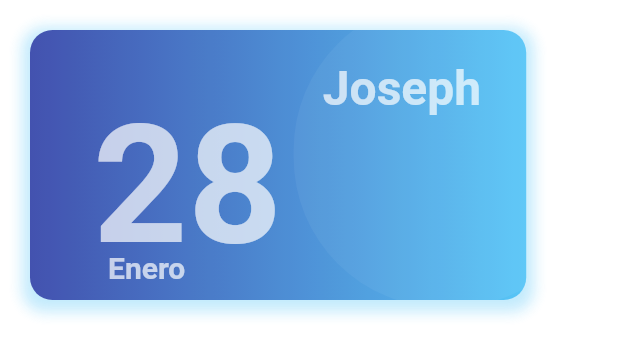
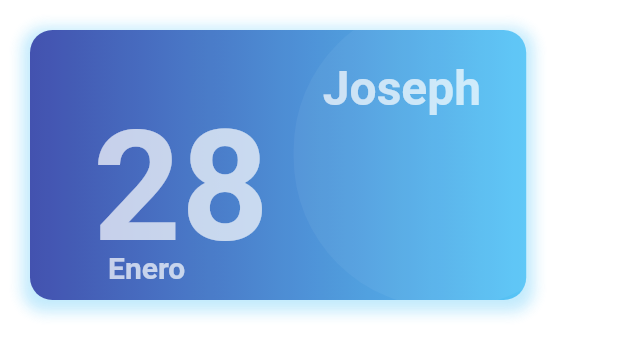
Before and after one commit to xJJALx/agenda_cumples, a Flutter app: the CumpleCard widget shown alone on an empty page, opened directly with sample values from the repository, on a phone screen of 412 x 824 dp. Shown: the top 356 px of the screen. Run offline on Flutter 3.47's test engine with Material 2 defaults, Android fonts, the phone set to English and light mode, and no system bars; our stand-ins replace animate_do, card_swiper, cloud_firestore, firebase_auth, firebase_core, google_fonts and 3 more; missing offline and left inert: flutterfire_ui; accounts and stored records are empty; statements that could not run were skipped.

Commit message:
Fix desbordamiento número card cumple

```diff
--- a/lib/ui/widgets/cumple_card.dart
+++ b/lib/ui/widgets/cumple_card.dart
@@ -43,7 +43,10 @@ class CumpleCard extends StatelessWidget {
               gradient: LinearGradient(
                 begin: Alignment.centerLeft,
                 end: Alignment.centerRight,
-                  colors: [gradientColorsTypeOne[cumple.date.month - 1], gradientColorsTypeOne[cumple.date.month]],
+                colors: [
+                  gradientColorsTypeOne[cumple.date.month - 1],
+                  gradientColorsTypeOne[cumple.date.month]
+                ],
                 // tileMode: TileMode.clamp,
               ),
               boxShadow: [
@@ -57,7 +60,11 @@ class CumpleCard extends StatelessWidget {
             ),
             child: Stack(
               children: [
-                  Positioned(child: _Bubble(), top: -20, right: -50),
+                Positioned(
+                  top: -20,
+                  right: -50,
+                  child: _Bubble(),
+                ),
                 Positioned(
                   right: 30,
                   top: 20,
@@ -75,12 +82,20 @@ class CumpleCard extends StatelessWidget {
                 ),
                 Positioned(
                   left: 42,
-                    bottom: 12,
+                  bottom: 15,
                   child: Material(
                     type: MaterialType.transparency, // Fix yellow underline Hero animation
+
+                    child: SizedBox(
+                      height: 120,
+                      child: FittedBox(
+                        fit: BoxFit.contain,
                         child: Text(
                           cumple.date.day.toString().padLeft(2, '0'),
-                        style: const TextStyle(fontWeight: FontWeight.bold, fontSize: 110, color: Colors.white70),
+                          style: const TextStyle(
+                              fontWeight: FontWeight.bold, fontSize: 110, color: Colors.white70),
+                        ),
+                      ),
                     ),
                   ),
                 ),
@@ -91,7 +106,8 @@ class CumpleCard extends StatelessWidget {
                     type: MaterialType.transparency, // Fix yellow underline Hero animation
                     child: Text(
                       getMonth(cumple.date.month),
-                        style: const TextStyle(fontWeight: FontWeight.bold, fontSize: 20, color: Colors.white70),
+                      style:
+                          const TextStyle(fontWeight: FontWeight.bold, fontSize: 20, color: Colors.white70),
                     ),
                   ),
                 ),
```
Lines whose indentation alone changed are shown as unchanged.
